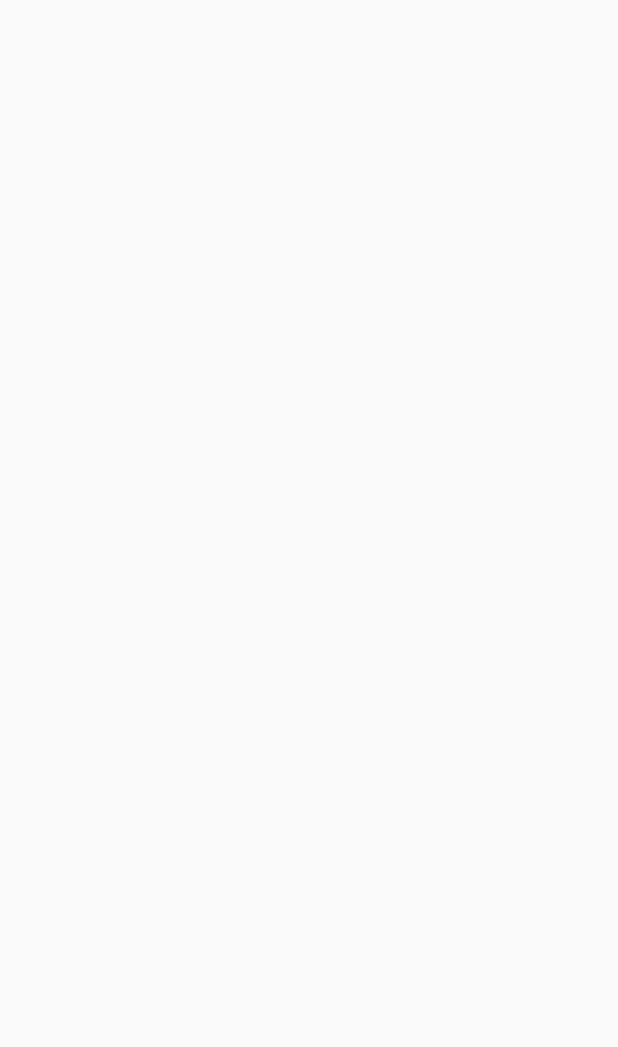
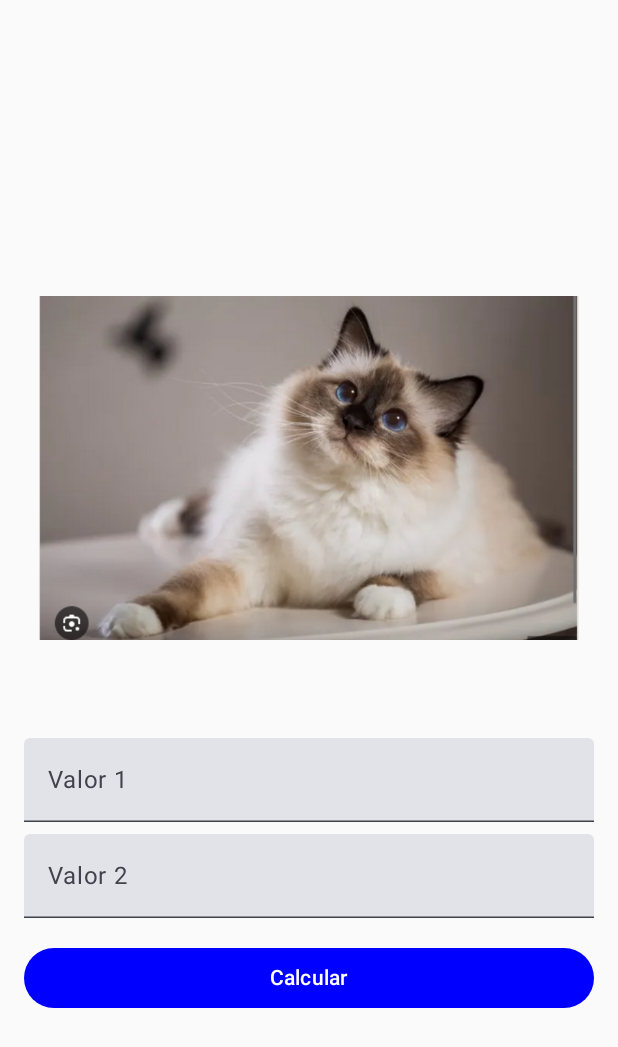
Before and after one commit to linusmtz/DesarrolloAndroidEjemplo12025, an Android app built with Jetpack Compose: the screen it shows after launch (MainActivity), on a phone screen of 412 x 824 dp. Before the commit the part shown is empty. Shown: the top 1047 px of the screen. Run offline under Robolectric (Android 15) with nearby library versions, the phone set to English and light mode, and no system bars.

Commit message:
Practica 2 gato y valor

```diff
--- a/app/src/main/java/com/example/ejemplo1/MainActivity.kt
+++ b/app/src/main/java/com/example/ejemplo1/MainActivity.kt
@@ -1,23 +1,18 @@
 package com.example.ejemplo1
 
 import android.os.Bundle
-
 import androidx.activity.ComponentActivity
 import androidx.activity.compose.setContent
-import androidx.activity.enableEdgeToEdge
-import androidx.compose.foundation.background
-import androidx.compose.foundation.layout.fillMaxHeight
-import androidx.compose.foundation.layout.fillMaxSize
-import androidx.compose.foundation.layout.padding
-import androidx.compose.foundation.layout.size
-import androidx.compose.material3.Button
-import androidx.compose.material3.ButtonDefaults
-import androidx.compose.material3.Scaffold
-import androidx.compose.material3.Text
-import androidx.compose.runtime.Composable
+import androidx.compose.foundation.Image
+import androidx.compose.foundation.layout.*
+import androidx.compose.foundation.text.KeyboardOptions
+import androidx.compose.material3.*
+import androidx.compose.runtime.*
+import androidx.compose.ui.Alignment
 import androidx.compose.ui.Modifier
 import androidx.compose.ui.graphics.Color
-import androidx.compose.ui.tooling.preview.Preview
+import androidx.compose.ui.res.painterResource
+import androidx.compose.ui.text.input.KeyboardType
 import androidx.compose.ui.unit.dp
 import androidx.compose.ui.unit.sp
 import com.example.ejemplo1.ui.theme.Ejemplo1Theme
@@ -25,89 +20,87 @@ import com.example.ejemplo1.ui.theme.Ejemplo1Theme
 class MainActivity : ComponentActivity() {
     override fun onCreate(savedInstanceState: Bundle?) {
         super.onCreate(savedInstanceState)
-        enableEdgeToEdge()
         setContent {
             Ejemplo1Theme {
-
+                CalculatorScreen()
             }
         }
     }
 }
 
 @Composable
-fun Greeting(name: String, modifier: Modifier = Modifier) {
-    Text(
-        text = "Hello $name!",
-        fontSize = 100.sp,
-        lineHeight = 116.sp,
-        modifier = modifier
-    )
-}
+fun CalculatorScreen() {
 
-@Preview(showBackground = true)
-@Composable
-fun GreetingPreview() {
-    Ejemplo1Theme {
-        setContent()
+    var number1 by remember { mutableStateOf("") }
+    var number2 by remember { mutableStateOf("") }
+    var result by remember { mutableStateOf<String?>(null) }
+
+    val numericRegex = Regex("^\\d*\$")
+
+    Column(
+        modifier = Modifier
+            .fillMaxSize()
+            .padding(16.dp),
+        verticalArrangement = Arrangement.Center,
+        horizontalAlignment = Alignment.CenterHorizontally
+    ) {
+        Image(
+            painter = painterResource(id = R.drawable.gato),
+            contentDescription = "Gato",
+            modifier = Modifier
+                .size(360.dp)
+
+        )
+        TextField(
+            value = number1,
+            onValueChange = { input ->
+                if (input.matches(numericRegex)) {
+                    number1 = input
+                }
+            },
+            label = { Text("Valor 1") },
+            keyboardOptions = KeyboardOptions(keyboardType = KeyboardType.Number),
+            modifier = Modifier.fillMaxWidth()
+        )
+
+        Spacer(modifier = Modifier.height(8.dp))
+
+
+        TextField(
+            value = number2,
+            onValueChange = { input ->
+                if (input.matches(numericRegex)) {
+                    number2 = input
+                }
+            },
+            label = { Text("Valor 2") },
+            keyboardOptions = KeyboardOptions(keyboardType = KeyboardType.Number),
+            modifier = Modifier.fillMaxWidth()
+        )
+
+        Spacer(modifier = Modifier.height(16.dp))
+
+
+        Button(
+            onClick = {
+                if (number1.isNotEmpty() && number2.isNotEmpty()) {
+                    val sum = number1.toInt() + number2.toInt()
+                    result = "Resultado: $sum"
+                } else {
+                    result = "Ingrese ambos valores"
+                }
+            },
+            colors = ButtonDefaults.buttonColors(containerColor = Color.Blue),
+            modifier = Modifier.fillMaxWidth()
+        ) {
+            Text(text = "Calcular", color = Color.White)
+        }
+
+        Spacer(modifier = Modifier.height(16.dp))
+
+
+        result?.let {
+            Text(text = it, fontSize = 24.sp)
+        }
     }
 }
-@Composable
-fun SimpleButton(){
-    Button(
-        onClick = {
-
-        },
-        colors = ButtonDefaults.buttonColors(Color.DarkGray)
-    )
-    {
-        Text(text = "Button with gray background",color = Color.White)
-    }
-}
-
-@Composable
-fun setContent(){
-    SimpleButton()
-}
-
-
-@Composable
-fun Content3(){
-    Text(
-        text="Text con 75% height",
-        color = Color.White,
-        modifier = Modifier
-            .padding(32.dp)
-            .background(Color.Cyan)
-            .size(width=250.dp,height=100.dp)
-    )
-}
-@Composable
-fun Content4(){
-    Text(
-        text="Text con 75% height",
-        color = Color.White,
-        modifier = Modifier
-            .background(Color.Green)
-            .fillMaxHeight(.75f)
-    )
-}
-@Composable
-fun Content5(){
-    Text(
-        text="Text con 75% height",
-        color = Color.White,
-        modifier = Modifier
-            .background(Color.Green)
-            .fillMaxHeight(.75f)
-    )
-}
-
-@Composable
-fun ButtonWithIcon(){
-    Button(onClick = {
-
-    })
-    {
-
-    }
-}
```
Also changed, not shown: app/src/main/res/drawable/gato.png (added).
